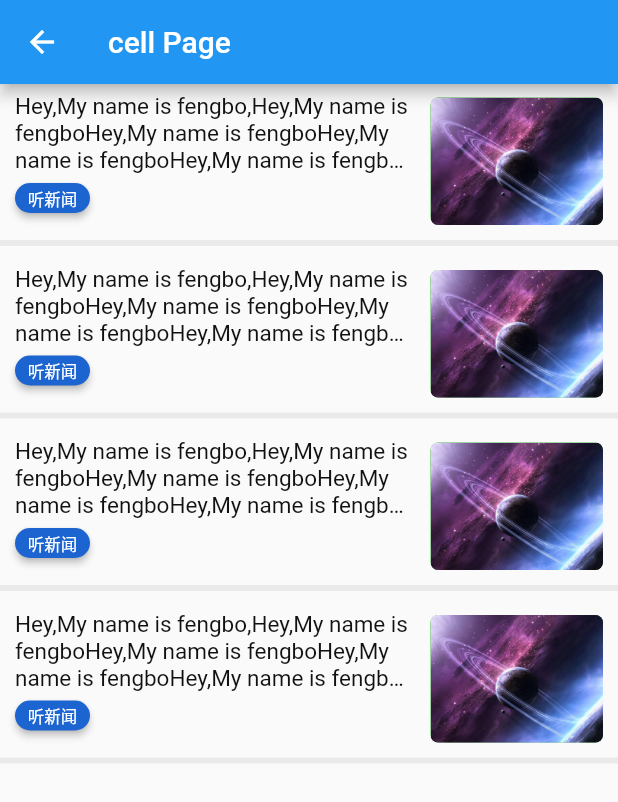
After one commit to AlexFeng007/FlutterDemo, a Flutter app: the screen it shows after launch, after a tap on "TableViewCellPage", on a phone screen of 412 x 824 dp. The commit adds this screen. Shown: the top 802 px of the screen. Run offline on Flutter 3.47's test engine with Material 2 defaults, Android fonts, the phone set to English and light mode, and no system bars.

Commit message:
熟悉flutter 的相关控件

```diff
--- /dev/null
+++ b/lib/TableViewCellPage.dart
@@ -0,0 +1,102 @@
+import 'package:flutter/material.dart';
+
+class TableViewCellPage extends StatelessWidget {
+  @override
+  Widget build(BuildContext context) {
+    return Scaffold(
+      appBar: AppBar(
+        title: Text("cell Page"),
+      ),
+      body: Column(
+        children: <Widget>[
+          NewsCell(),
+          NewsCell(),
+          NewsCell(),
+          NewsCell(),
+        ],
+      ),
+    );
+  }
+}
+
+class NewsCell extends StatelessWidget {
+  Widget get _cellContentView {
+    return GestureDetector(
+      onTap: () {
+        print("tap cell");
+      },
+      child:
+          Row(crossAxisAlignment: CrossAxisAlignment.start, children: <Widget>[
+        Expanded(
+          child: Column(
+            crossAxisAlignment: CrossAxisAlignment.start,
+            children: <Widget>[
+              Text(
+                'Hey,My name is fengbo,Hey,My name is fengboHey,My name is fengboHey,My name is fengboHey,My name is fengboHey,My name is fengboHey,My name is fengbo',
+                style: TextStyle(
+                  fontSize: 15.0,
+                  color: Color(0xff111111),
+                ),
+                maxLines: 3,
+                overflow: TextOverflow.ellipsis, //超过三行，省略号
+              ),
+              Container(
+                width: 50.0,
+                height: 20,
+                margin: EdgeInsets.only(top: 6.0),
+                child: ButtonTheme(
+                  buttonColor: Color(0xff1C64CF),
+                  shape: StadiumBorder(),
+                  child: RaisedButton(
+                    onPressed: () => print('test'),
+                    padding: EdgeInsets.all(2.0),
+                    child: Text(
+                      '听新闻',
+                      style: TextStyle(
+                          color: Colors.white,
+                          fontSize: 11.0,
+                          fontWeight: FontWeight.w300),
+                    ),
+                  ),
+                ),
+              )
+            ],
+          ),
+        ),
+        SizedBox(width: 10.0),
+        Container(
+          height: 85,
+          width: 115,
+          margin: EdgeInsets.only(top: 3.0),
+          decoration: BoxDecoration(
+              color: Colors.green,
+              borderRadius: BorderRadius.circular(5.0),
+              image: DecorationImage(
+                image: AssetImage('images/fengbo.jpeg'),
+                fit: BoxFit.cover,
+              )),
+        )
+      ]),
+    );
+  }
+
+  @override
+  Widget build(BuildContext context) {
+    return Container(
+      height: 115.0,
+      child: Column(
+        children: <Widget>[
+          Container(
+            padding: EdgeInsets.symmetric(horizontal: 10.0, vertical: 6.0),
+            child: _cellContentView,
+          ),
+          Container(
+            margin: EdgeInsets.only(top: 4.0),
+            color: Color(0xffeaeaea),
+            constraints: BoxConstraints.expand(height: 4.0),
+          )
+        ],
+      ),
+    );
+  }
+}
--- a/lib/main.dart
+++ b/lib/main.dart
@@ -6,6 +6,12 @@ import 'ButtonPage.dart';
 import 'ContainerPage.dart';
 import 'LayoutPage.dart';
 import 'FlexPage.dart';
+import 'TableViewCellPage.dart';
+import 'TestingView.dart';
+import 'SafeAreaPage.dart';
+import 'package:alexflutter/MyTabBarPageView.dart';
+import 'WrapPage.dart';
+import 'StackPage.dart';
 
 void main() {
   runApp(MyApp());
@@ -24,6 +30,12 @@ class MyApp extends StatelessWidget {
         "ContainerPage": (context) => ContainerPage(),
         "LayoutPage": (context) => LayoutPage(),
         "FlexPage": (context) => FlexPage(),
+        "TableViewCellPage": (context) => TableViewCellPage(),
+        "TestingView": (context) => TestingView(),
+        "SafeAreaPage": (context) => SafeAreaPage(),
+        "TabBarController": (context) => MyTabBarPageView(),
+        "WrapPageController": (context) => WrapPage(),
+        "StackPage": (context) => StackPage(),
       },
       home: MyHomePage(),
     );
@@ -44,6 +56,7 @@ class MyHomePageState extends State<MyHomePage> {
         title: Text("我是title"),
       ),
       body: Center(
+        child: SingleChildScrollView(
           child: Column(
             children: <Widget>[
               Text(msg),
@@ -97,7 +110,42 @@ class MyHomePageState extends State<MyHomePage> {
                   onPressed: () {
                     Navigator.pushNamed(context, "FlexPage");
                   }),
+              RaisedButton(
+                child: Text("TableViewCellPage"),
+                onPressed: () {
+                  Navigator.pushNamed(context, "TableViewCellPage");
+                },
+              ),
+              RaisedButton(
+                child: Text("TestViews"),
+                onPressed: () {
+                  Navigator.pushNamed(context, "TestingView");
+                },
+              ),
+              RaisedButton(
+                child: Text("safeAreaViews"),
+                onPressed: () {
+                  Navigator.pushNamed(context, "SafeAreaPage");
+                },
+              ),
+              RaisedButton(
+                  child: Text("TabbarController"),
+                  onPressed: () {
+                    Navigator.pushNamed(context, "TabBarController");
+                  }),
+              RaisedButton(
+                  child: Text("WrapPage"),
+                  onPressed: () {
+                    Navigator.pushNamed(context, "WrapPageController");
+                  }),
+              RaisedButton(
+                child: Text('StackPage'),
+                onPressed: () {
+                  Navigator.pushNamed(context, "StackPage");
+                },
+              ),
             ],
+          ),
         ),
       ),
     );
--- a/pubspec.yaml
+++ b/pubspec.yaml
@@ -43,8 +43,8 @@ flutter:
   uses-material-design: true
 
   # To add assets to your application, add an assets section, like this:
-  #assets:
-    #- images/a_dot_burr.jpeg
+  assets:
+    - images/fengbo.jpeg
 
   # An image asset can refer to one or more resolution-specific "variants", see
   # https://flutter.dev/assets-and-images/#resolution-aware.
```
Also changed, not shown: lib/ContainerPage.dart (+11 -8 lines), lib/FlexPage.dart (+16 -15 lines), lib/MyTabBarPageView.dart (added, +61 -0 lines), lib/SafeAreaPage.dart (added, +70 -0 lines), lib/StackPage.dart (added, +42 -0 lines), lib/TestingView.dart (added, +49 -0 lines), lib/WrapPage.dart (added, +31 -0 lines), flutter_01.png (added), images/fengbo.jpeg (renamed from assets/images/fengbo.jpeg). Lines whose indentation alone changed are shown as unchanged.
